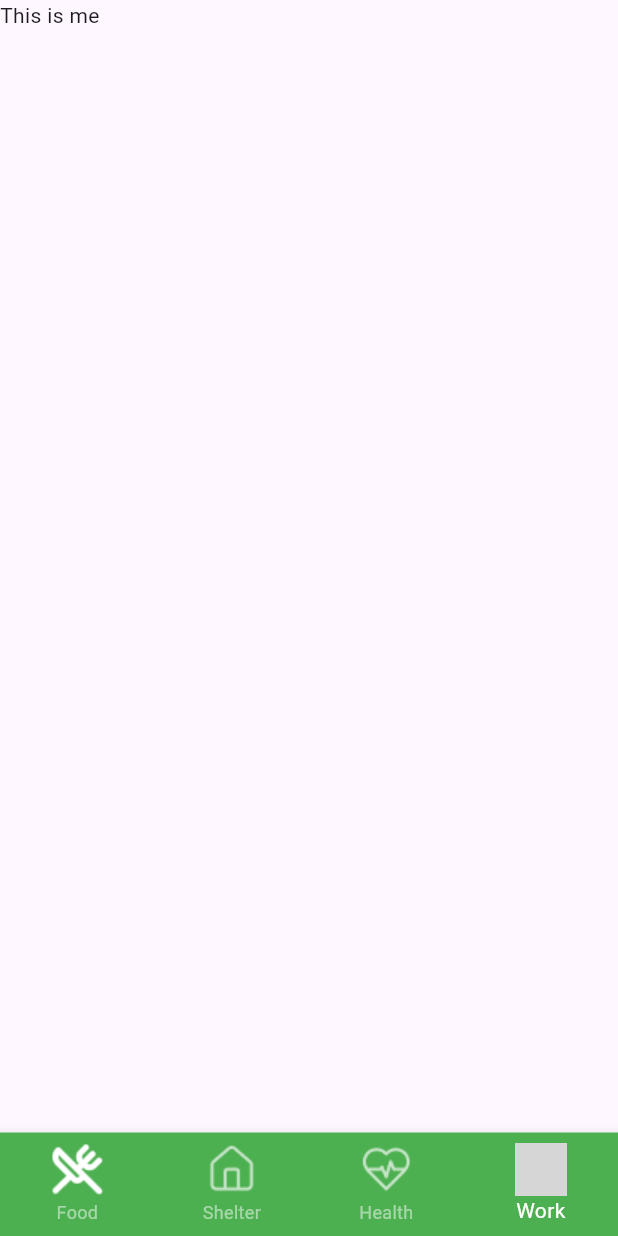
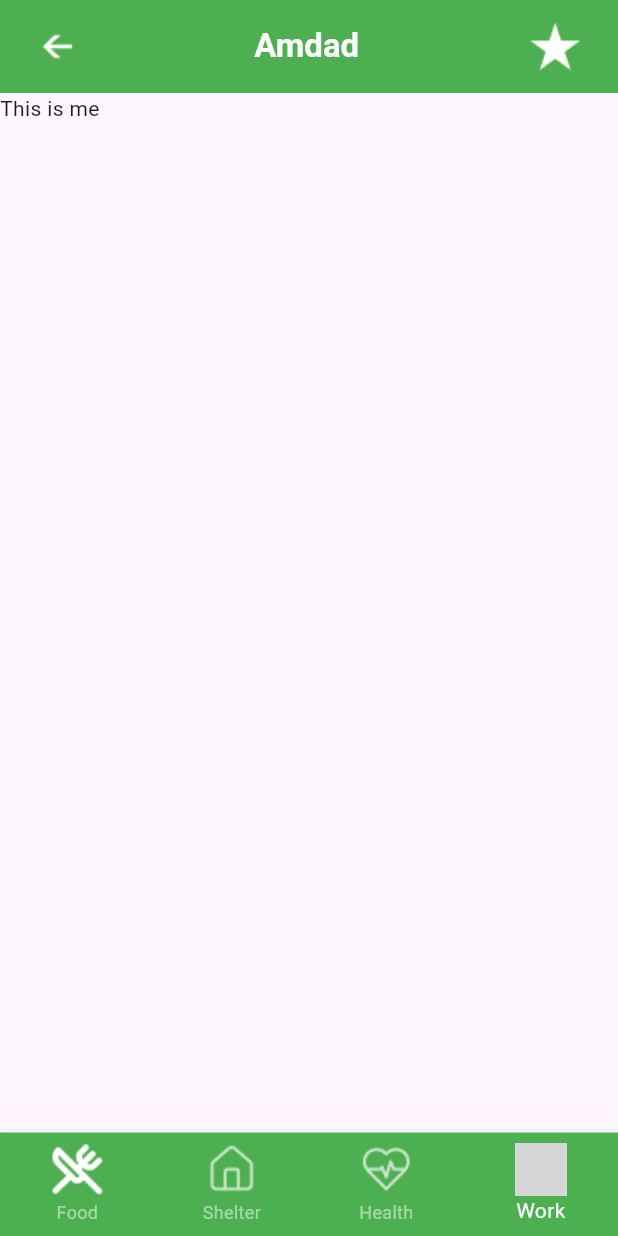
Before and after one commit to Noorullah178632/internship_project, a Flutter app: the screen it shows after launch, item 4 of the bottom bar chosen, on a phone screen of 412 x 824 dp. Run offline on Flutter 3.47's test engine with Material 3 defaults, Android fonts, the phone set to English and light mode, and no system bars; grey boxes are pictures that could not be loaded.

Commit message:
added code

```diff
--- a/lib/views/homescreens.dart
+++ b/lib/views/homescreens.dart
@@ -11,6 +11,7 @@ class _HomescreensState extends State<Homescreens> {
   @override
   Widget build(BuildContext context) {
     return Scaffold(
+      backgroundColor: Color(0xFFFFFF),
       appBar: AppBar(
         toolbarHeight: 62,
         backgroundColor: Colors.green,
@@ -45,12 +46,15 @@ class _HomescreensState extends State<Homescreens> {
                   style: TextStyle(
                     color: Colors.white,
                     fontWeight: FontWeight.w700,
+                    fontSize: 20,
                   ),
+                  overflow: TextOverflow.ellipsis,
                 ),
               ),
             ),
             //search and chatbot icons
             Row(
+              mainAxisSize: MainAxisSize.min,
               children: [
                 Icon(Icons.search, size: 24, color: Colors.white),
                 SizedBox(width: 10),
--- a/lib/views/workscreen.dart
+++ b/lib/views/workscreen.dart
@@ -10,6 +10,50 @@ class Workscreen extends StatefulWidget {
 class _WorkscreenState extends State<Workscreen> {
   @override
   Widget build(BuildContext context) {
-    return Scaffold(body: Container(child: Text("This is me")));
+    return Scaffold(
+      appBar: AppBar(
+        toolbarHeight: 62,
+        backgroundColor: Colors.green,
+
+        title: Row(
+          mainAxisAlignment: MainAxisAlignment.spaceBetween,
+          children: [
+            //drawer and location icons
+            IconButton(
+              onPressed: () {},
+              icon: Image.asset(
+                "assets/images/icons/back_arrow.png",
+                width: 30,
+                height: 30,
+                color: Colors.white,
+              ),
+            ),
+            //Name title
+            Expanded(
+              child: Center(
+                child: Text(
+                  "Amdad",
+                  style: TextStyle(
+                    color: Colors.white,
+                    fontWeight: FontWeight.w700,
+                  ),
+                ),
+              ),
+            ),
+            //search and chatbot icons
+            IconButton(
+              onPressed: () {},
+              icon: Image.asset(
+                "assets/images/icons/star.png",
+                width: 35,
+                height: 35,
+                color: Colors.white,
+              ),
+            ),
+          ],
+        ),
+      ),
+      body: Container(child: Text("This is me")),
+    );
   }
 }
```
Also changed, not shown: lib/views/first_view.dart (+0 -57 lines), assets/images/icons/back_arrow.png (added), assets/images/icons/star.png (added).
